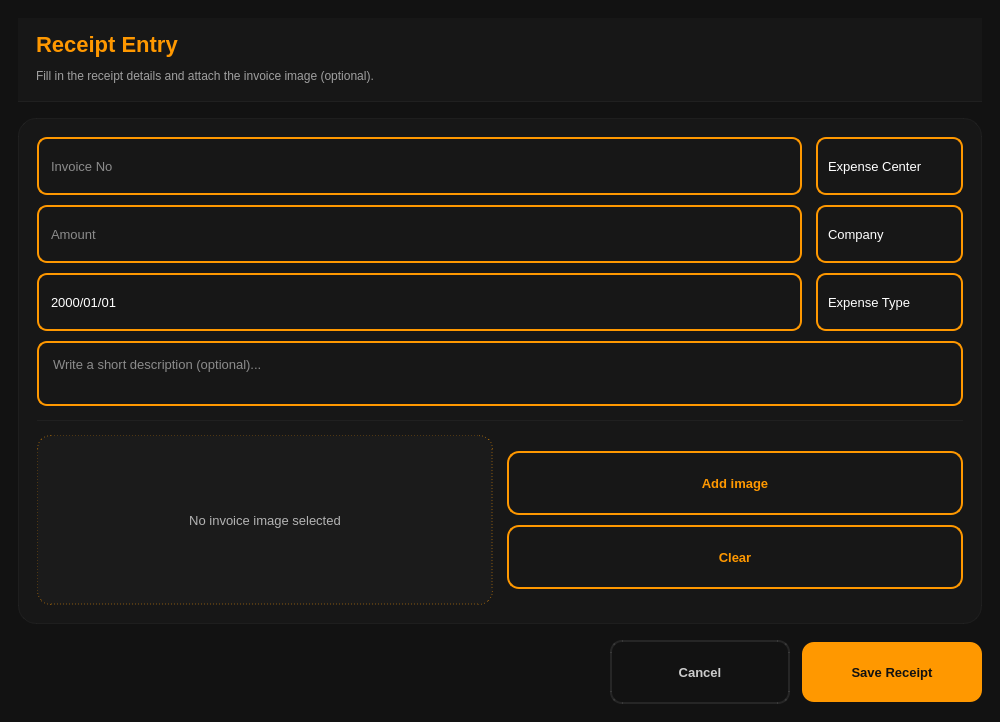
kianfa/Imprest_Management, file app/ui/Expense_Receipt_Entry.ui: the form before one commit.
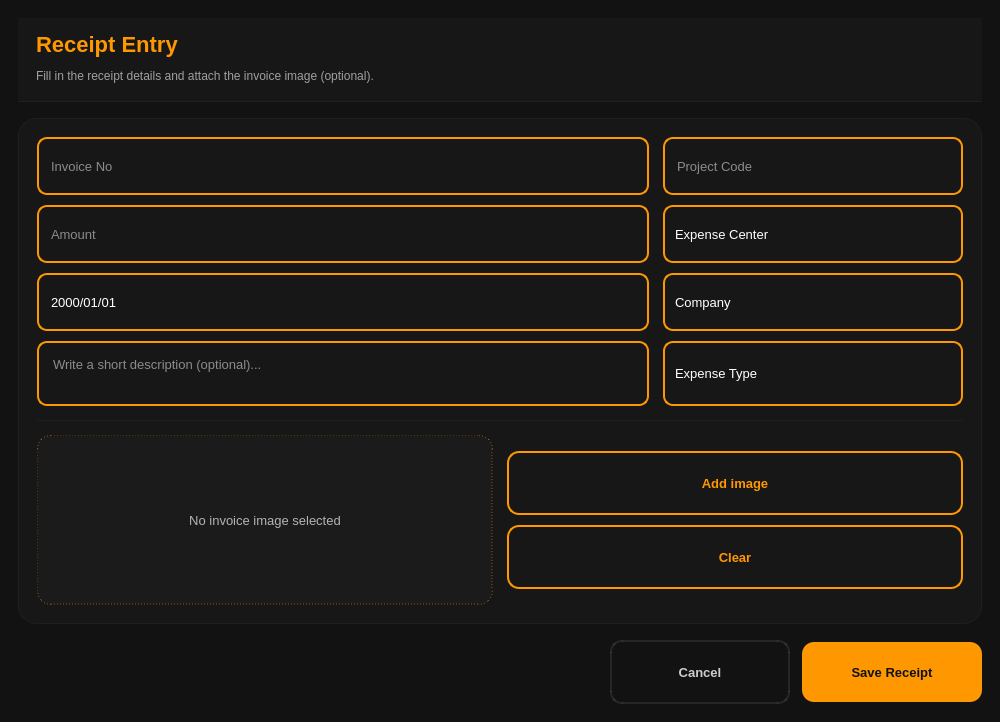
The form after the commit.

```diff
--- a/app/ui/Expense_Receipt_Entry.ui
+++ b/app/ui/Expense_Receipt_Entry.ui
@@ -328,7 +328,7 @@
         <property name="verticalSpacing">
          <number>10</number>
         </property>
-        <item row="3" column="0">
+        <item row="4" column="0">
          <widget class="QDateEdit" name="deDate">
           <property name="minimumSize">
            <size>
@@ -349,7 +349,65 @@
           </property>
          </widget>
         </item>
-        <item row="2" column="1">
+        <item row="1" column="0">
+         <widget class="QLineEdit" name="leInvoiceNumber">
+          <property name="minimumSize">
+           <size>
+            <width>0</width>
+            <height>58</height>
+           </size>
+          </property>
+          <property name="placeholderText">
+           <string>Invoice No</string>
+          </property>
+         </widget>
+        </item>
+        <item row="5" column="0">
+         <widget class="QTextEdit" name="teExplanation">
+          <property name="minimumSize">
+           <size>
+            <width>0</width>
+            <height>50</height>
+           </size>
+          </property>
+          <property name="placeholderText">
+           <string>Write a short description (optional)...</string>
+          </property>
+         </widget>
+        </item>
+        <item row="3" column="0">
+         <widget class="QLineEdit" name="leExpense">
+          <property name="minimumSize">
+           <size>
+            <width>0</width>
+            <height>58</height>
+           </size>
+          </property>
+          <property name="placeholderText">
+           <string>Amount</string>
+          </property>
+         </widget>
+        </item>
+        <item row="1" column="1">
+         <widget class="QLineEdit" name="le_Project_Code">
+          <property name="minimumSize">
+           <size>
+            <width>0</width>
+            <height>58</height>
+           </size>
+          </property>
+          <property name="maximumSize">
+           <size>
+            <width>300</width>
+            <height>500</height>
+           </size>
+          </property>
+          <property name="placeholderText">
+           <string>Project Code</string>
+          </property>
+         </widget>
+        </item>
+        <item row="4" column="1">
          <widget class="QComboBox" name="cbCompany">
           <property name="minimumSize">
            <size>
@@ -357,6 +415,12 @@
             <height>58</height>
            </size>
           </property>
+          <property name="maximumSize">
+           <size>
+            <width>300</width>
+            <height>500</height>
+           </size>
+          </property>
           <property name="placeholderText">
            <string>Company</string>
           </property>
@@ -373,37 +437,6 @@
          </widget>
         </item>
         <item row="3" column="1">
-         <widget class="QComboBox" name="cbExpenseType">
-          <property name="minimumSize">
-           <size>
-            <width>0</width>
-            <height>58</height>
-           </size>
-          </property>
-          <property name="maxVisibleItems">
-           <number>6</number>
-          </property>
-          <property name="placeholderText">
-           <string>Expense Type</string>
-          </property>
-          <item>
-           <property name="text">
-            <string>A</string>
-           </property>
-          </item>
-          <item>
-           <property name="text">
-            <string>B</string>
-           </property>
-          </item>
-          <item>
-           <property name="text">
-            <string>C</string>
-           </property>
-          </item>
-         </widget>
-        </item>
-        <item row="0" column="1">
          <widget class="QComboBox" name="cbExpenseCenter">
           <property name="minimumSize">
            <size>
@@ -411,6 +444,12 @@
             <height>58</height>
            </size>
           </property>
+          <property name="maximumSize">
+           <size>
+            <width>300</width>
+            <height>500</height>
+           </size>
+          </property>
           <property name="maxVisibleItems">
            <number>6</number>
           </property>
@@ -434,43 +473,41 @@
           </item>
          </widget>
         </item>
-        <item row="0" column="0">
-         <widget class="QLineEdit" name="leInvoiceNumber">
+        <item row="5" column="1">
+         <widget class="QComboBox" name="cbExpenseType">
           <property name="minimumSize">
            <size>
             <width>0</width>
             <height>58</height>
            </size>
           </property>
-          <property name="placeholderText">
-           <string>Invoice No</string>
-          </property>
-         </widget>
-        </item>
-        <item row="2" column="0">
-         <widget class="QLineEdit" name="leExpense">
-          <property name="minimumSize">
+          <property name="maximumSize">
            <size>
-            <width>0</width>
-            <height>58</height>
+            <width>300</width>
+            <height>500</height>
            </size>
           </property>
-          <property name="placeholderText">
-           <string>Amount</string>
+          <property name="maxVisibleItems">
+           <number>6</number>
           </property>
-         </widget>
-        </item>
-        <item row="7" column="0" colspan="2">
-         <widget class="QTextEdit" name="teExplanation">
-          <property name="minimumSize">
-           <size>
-            <width>0</width>
-            <height>50</height>
-           </size>
-          </property>
           <property name="placeholderText">
-           <string>Write a short description (optional)...</string>
+           <string>Expense Type</string>
           </property>
+          <item>
+           <property name="text">
+            <string>A</string>
+           </property>
+          </item>
+          <item>
+           <property name="text">
+            <string>B</string>
+           </property>
+          </item>
+          <item>
+           <property name="text">
+            <string>C</string>
+           </property>
+          </item>
          </widget>
         </item>
        </layout>
```
